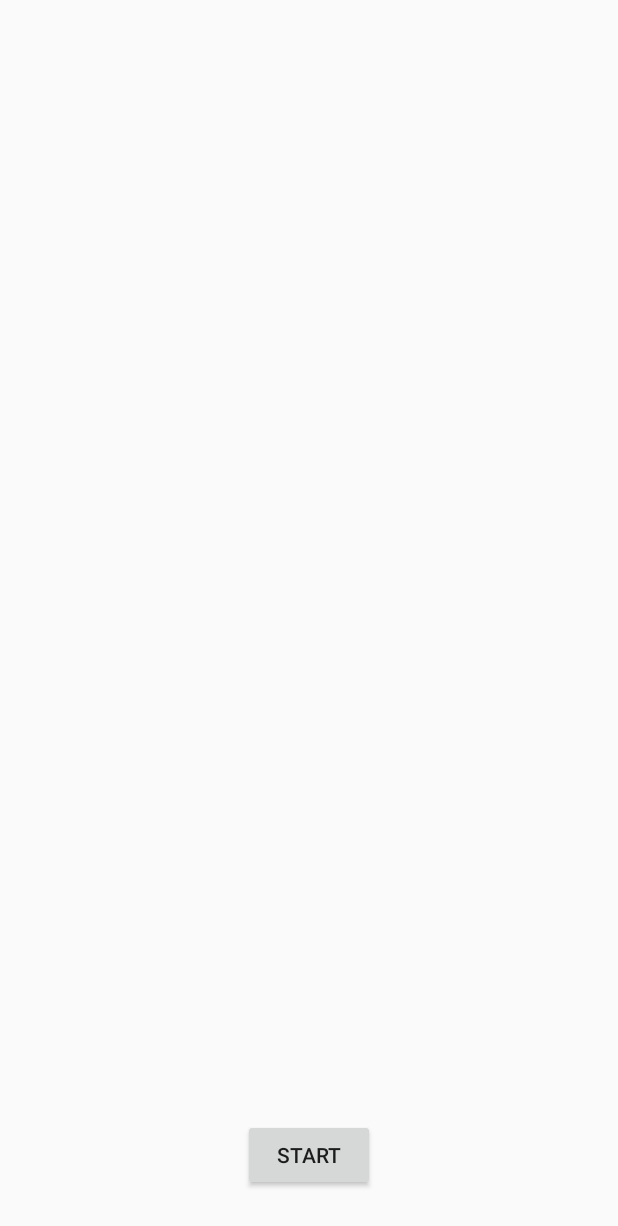
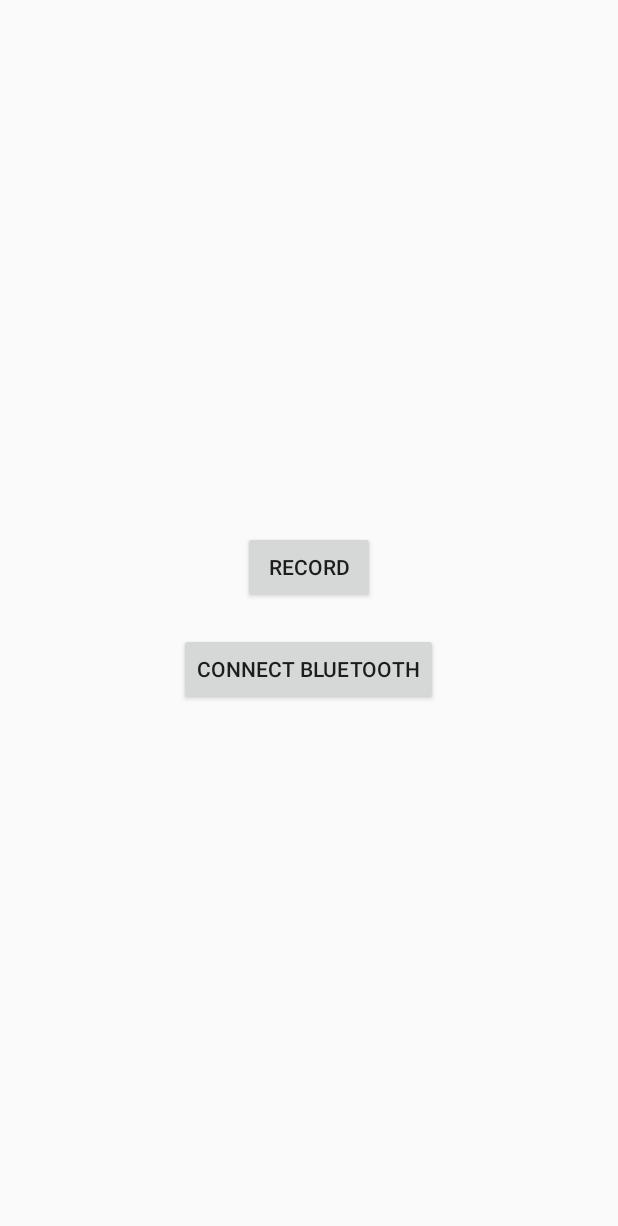
Before and after one commit to tanagy-world/Tracking-Basketball-Player-Project, an Android app: the layout activity_main.xml on its own in the app's theme, with its tools: preview values and no code run, on a phone screen of 412 x 824 dp. Shown: the top 1226 px of the screen. Run offline under Robolectric (Android 15) with nearby library versions, the phone set to English and light mode, and no system bars.

Commit message:
2019. 12. 18 1. Add BlueTooth Connect Activity. 2. Move Record source to another Activity.

```diff
--- a/TrackingPlayer/app/src/main/AndroidManifest.xml
+++ b/TrackingPlayer/app/src/main/AndroidManifest.xml
@@ -1,9 +1,12 @@
 <?xml version="1.0" encoding="utf-8"?>
 <manifest xmlns:android="http://schemas.android.com/apk/res/android"
     package="com.example.trackingplayer">
+
     <uses-permission android:name="android.permission.CAMERA" />
     <uses-permission android:name="android.permission.RECORD_AUDIO" />
     <uses-permission android:name="android.permission.WRITE_EXTERNAL_STORAGE" />
+    <uses-permission android:name="android.permission.BLUETOOTH" />
+    <uses-permission android:name="android.permission.BLUETOOTH_ADMIN" />
 
     <application
         android:allowBackup="true"
@@ -12,6 +15,8 @@
         android:roundIcon="@mipmap/ic_launcher_round"
         android:supportsRtl="true"
         android:theme="@style/AppTheme">
+        <activity android:name=".CameraRecordActivity"></activity>
+        <activity android:name=".BlueToothActivity" />
         <activity android:name=".MainActivity">
             <intent-filter>
                 <action android:name="android.intent.action.MAIN" />
--- a/TrackingPlayer/app/src/main/res/layout/activity_main.xml
+++ b/TrackingPlayer/app/src/main/res/layout/activity_main.xml
@@ -6,18 +6,33 @@
 android:layout_height="match_parent"
 tools:context=".MainActivity">
 
-    <FrameLayout
-        android:id="@+id/videoLayout"
+
+<LinearLayout
     android:layout_width="match_parent"
-        android:layout_height="match_parent">
+    android:layout_height="match_parent"
+    android:layout_gravity="bottom|center_horizontal"
+    android:gravity="center"
+    android:orientation="vertical"
+    android:visibility="visible"
+    tools:layout_editor_absoluteX="0dp"
+    tools:layout_editor_absoluteY="0dp">
 
     <Button
         android:id="@+id/recordBtn"
         android:layout_width="wrap_content"
         android:layout_height="wrap_content"
-            android:layout_gravity="bottom|center_horizontal"
-            android:layout_margin="30dp"
-            android:text="START" />
-    </FrameLayout>
+        android:layout_gravity="center"
+        android:layout_margin="10dp"
+        android:text="Record" />
+
+    <Button
+        android:id="@+id/blueToothBtn"
+        android:layout_width="wrap_content"
+        android:layout_height="wrap_content"
+        android:layout_gravity="center"
+        android:layout_margin="10dp"
+        android:text="Connect BlueTooth" />
+
+</LinearLayout>
 
 </androidx.constraintlayout.widget.ConstraintLayout>
```
Also changed, not shown: TrackingPlayer/app/src/main/java/com/example/trackingplayer/BlueToothActivity.java (added, +19 -0 lines), TrackingPlayer/app/src/main/java/com/example/trackingplayer/CameraRecordActivity.java (added, +104 -0 lines), TrackingPlayer/app/src/main/java/com/example/trackingplayer/MainActivity.java (+14 -63 lines), TrackingPlayer/app/src/main/res/layout/activity_blue_toothconnect.xml (added, +9 -0 lines), TrackingPlayer/app/src/main/res/layout/activity_camera_record.xml (added, +24 -0 lines). Lines whose indentation alone changed are shown as unchanged.
